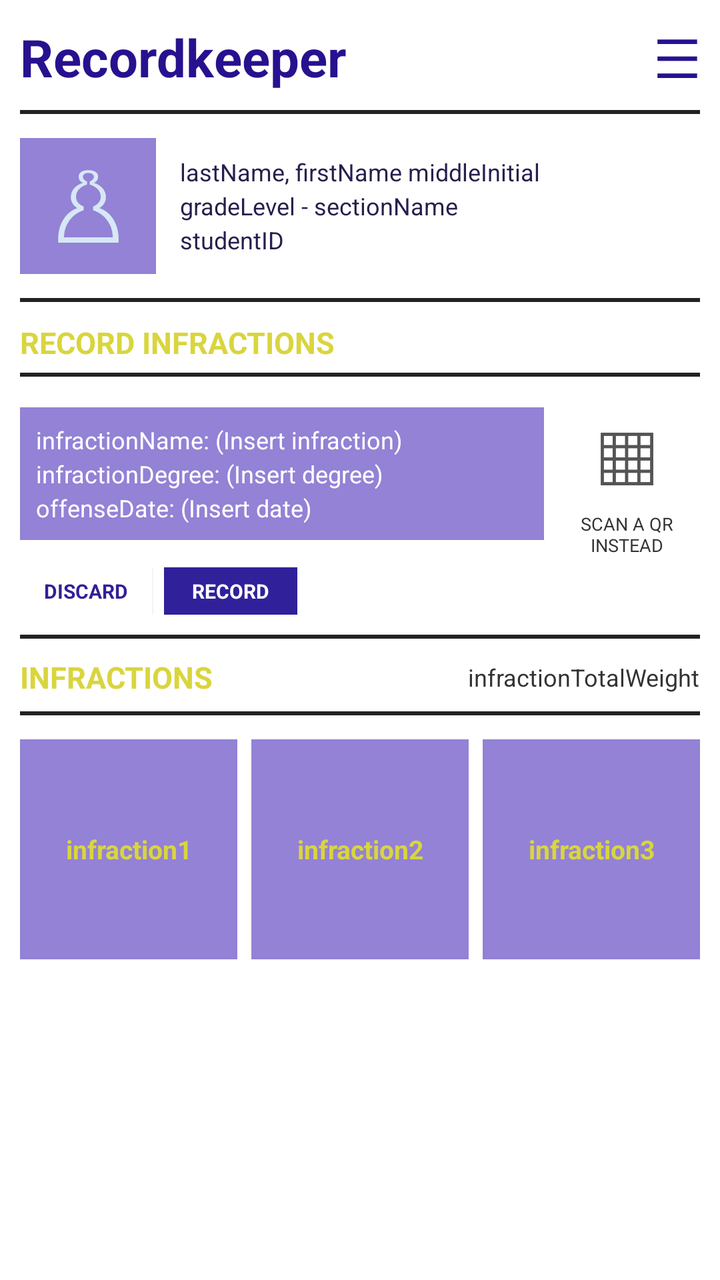
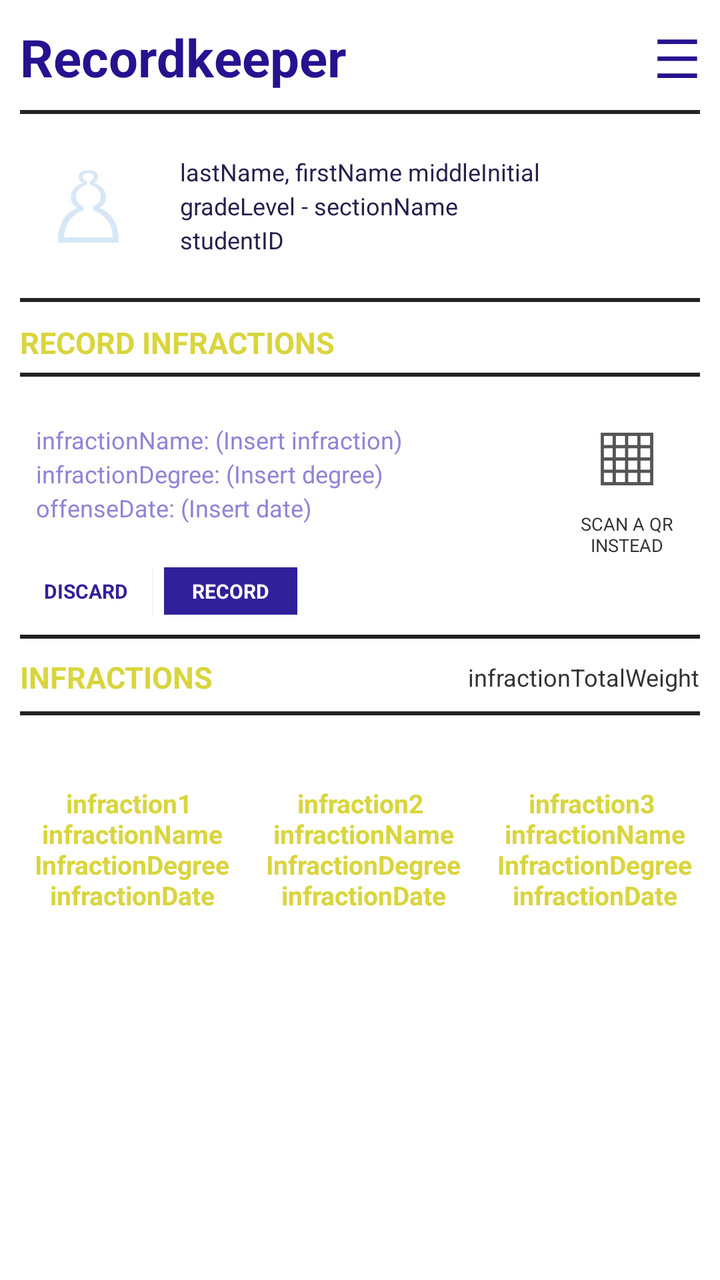

An Android layout rendered at two revisions. The XML below is the earlier revision; the diff shows what the commit changed to produce the second picture.
<!-- AndroidManifest.xml: application theme Theme.RK -->
<!-- res/layout/activity_main.xml -->
<?xml version="1.0" encoding="utf-8"?>
<ScrollView xmlns:android="http://schemas.android.com/apk/res/android"
    android:layout_width="match_parent"
    android:layout_height="match_parent"
    android:background="#FFFFFF"
    android:fillViewport="true">

    <LinearLayout
        android:layout_width="match_parent"
        android:layout_height="wrap_content"
        android:orientation="vertical"
        android:padding="10dp">

        
        <LinearLayout
            android:layout_width="match_parent"
            android:layout_height="wrap_content"
            android:gravity="center_vertical"
            android:orientation="horizontal"
            android:paddingBottom="8dp">

            <TextView
                android:layout_width="0dp"
                android:layout_height="wrap_content"
                android:layout_weight="1"
                android:text="Recordkeeper"
                android:textColor="#28118F"
                android:textSize="26sp"
                android:textStyle="bold" />

            <TextView
                android:layout_width="wrap_content"
                android:layout_height="wrap_content"
                android:text="☰"
                android:textColor="#28118F"
                android:textSize="27sp" />
        </LinearLayout>

        <View
            android:layout_width="match_parent"
            android:layout_height="2dp"
            android:background="#222222" />

        
        <LinearLayout
            android:layout_width="match_parent"
            android:layout_height="wrap_content"
            android:gravity="center_vertical"
            android:orientation="horizontal"
            android:paddingTop="12dp"
            android:paddingBottom="12dp">

            <TextView
                android:layout_width="68dp"
                android:layout_height="68dp"
                android:background="#9382D5"
                android:gravity="center"
                android:text="♙"
                android:textColor="#D7E7F5"
                android:textSize="48sp" />

            <TextView
                android:layout_width="0dp"
                android:layout_height="wrap_content"
                android:layout_weight="1"
                android:paddingStart="12dp"
                android:text="lastName, firstName middleInitial&#10;gradeLevel - sectionName&#10;studentID"
                android:textColor="#25204D"
                android:textSize="12sp"
                android:lineSpacingExtra="3dp" />
        </LinearLayout>

        <View
            android:layout_width="match_parent"
            android:layout_height="2dp"
            android:background="#222222" />

        
        <TextView
            android:layout_width="match_parent"
            android:layout_height="wrap_content"
            android:paddingTop="10dp"
            android:paddingBottom="5dp"
            android:text="RECORD INFRACTIONS"
            android:textColor="#D9D53E"
            android:textSize="15sp"
            android:textStyle="bold" />

        <View
            android:layout_width="match_parent"
            android:layout_height="2dp"
            android:background="#222222" />

        
        <LinearLayout
            android:layout_width="match_parent"
            android:layout_height="wrap_content"
            android:gravity="center_vertical"
            android:orientation="horizontal"
            android:paddingTop="7dp">

            <TextView
                android:layout_width="0dp"
                android:layout_height="wrap_content"
                android:layout_weight="1"
                android:background="#9382D5"
                android:padding="8dp"
                android:text="infractionName: (Insert infraction)&#10;infractionDegree: (Insert degree)&#10;offenseDate: (Insert date)"
                android:textColor="#FFFFFF"
                android:textSize="12sp"
                android:lineSpacingExtra="3dp" />

            <LinearLayout
                android:layout_width="78dp"
                android:layout_height="wrap_content"
                android:gravity="center"
                android:orientation="vertical"
                android:paddingStart="5dp">

                <TextView
                    android:layout_width="wrap_content"
                    android:layout_height="wrap_content"
                    android:gravity="center"
                    android:text="▦"
                    android:textColor="#555555"
                    android:textSize="44sp" />

                <TextView
                    android:layout_width="wrap_content"
                    android:layout_height="wrap_content"
                    android:gravity="center"
                    android:text="SCAN A QR&#10;INSTEAD"
                    android:textColor="#333333"
                    android:textSize="9sp" />
            </LinearLayout>
        </LinearLayout>

        
        <LinearLayout
            android:layout_width="match_parent"
            android:layout_height="wrap_content"
            android:orientation="horizontal"
            android:paddingTop="5dp"
            android:paddingBottom="10dp">

            <TextView
                android:layout_width="wrap_content"
                android:layout_height="wrap_content"
                android:background="#FFFFFF"
                android:paddingHorizontal="12dp"
                android:paddingVertical="5dp"
                android:text="DISCARD"
                android:textColor="#30209A"
                android:textSize="10sp"
                android:textStyle="bold"
                android:elevation="1dp" />

            <TextView
                android:layout_width="wrap_content"
                android:layout_height="wrap_content"
                android:layout_marginStart="6dp"
                android:background="#30209A"
                android:paddingHorizontal="14dp"
                android:paddingVertical="5dp"
                android:text="RECORD"
                android:textColor="#FFFFFF"
                android:textSize="10sp"
                android:textStyle="bold" />
        </LinearLayout>

        
        <View
            android:layout_width="match_parent"
            android:layout_height="2dp"
            android:background="#222222" />

        <LinearLayout
            android:layout_width="match_parent"
            android:layout_height="wrap_content"
            android:gravity="center_vertical"
            android:orientation="horizontal"
            android:paddingTop="9dp"
            android:paddingBottom="7dp">

            <TextView
                android:layout_width="0dp"
                android:layout_height="wrap_content"
                android:layout_weight="1"
                android:text="INFRACTIONS"
                android:textColor="#D9D53E"
                android:textSize="15sp"
                android:textStyle="bold" />

            <TextView
                android:layout_width="wrap_content"
                android:layout_height="wrap_content"
                android:text="infractionTotalWeight"
                android:textColor="#333333"
                android:textSize="12sp" />
        </LinearLayout>

        <View
            android:layout_width="match_parent"
            android:layout_height="2dp"
            android:background="#222222" />

        
        <LinearLayout
            android:layout_width="match_parent"
            android:layout_height="wrap_content"
            android:orientation="horizontal"
            android:paddingTop="12dp">

            <TextView
                android:layout_width="0dp"
                android:layout_height="110dp"
                android:layout_weight="1"
                android:layout_marginEnd="4dp"
                android:background="#9382D5"
                android:gravity="center"
                android:text="infraction1"
                android:textColor="#D9D53E"
                android:textSize="13sp"
                android:textStyle="bold" />

            <TextView
                android:layout_width="0dp"
                android:layout_height="110dp"
                android:layout_weight="1"
                android:layout_marginHorizontal="3dp"
                android:background="#9382D5"
                android:gravity="center"
                android:text="infraction2"
                android:textColor="#D9D53E"
                android:textSize="13sp"
                android:textStyle="bold" />

            <TextView
                android:layout_width="0dp"
                android:layout_height="110dp"
                android:layout_weight="1"
                android:layout_marginStart="4dp"
                android:background="#9382D5"
                android:gravity="center"
                android:text="infraction3"
                android:textColor="#D9D53E"
                android:textSize="13sp"
                android:textStyle="bold" />
        </LinearLayout>

    </LinearLayout>
</ScrollView>
<!-- resources referenced by this layout -->
<resources>
  <style name="Theme.RK" parent="Theme.MaterialComponents.DayNight.DarkActionBar">
          
          <item name="colorPrimary">@color/purple_500</item>
          <item name="colorPrimaryVariant">@color/purple_700</item>
          <item name="colorOnPrimary">@color/white</item>
          
          <item name="colorSecondary">@color/teal_200</item>
          <item name="colorSecondaryVariant">@color/teal_700</item>
          <item name="colorOnSecondary">@color/black</item>
          
          <item name="android:statusBarColor">?attr/colorPrimaryVariant</item>
          
      </style>
  <color name="purple_500">#FF6200EE</color>
  <color name="purple_700">#FF3700B3</color>
  <color name="white">#FFFFFFFF</color>
  <color name="teal_200">#FF03DAC5</color>
  <color name="teal_700">#FF018786</color>
  <color name="black">#FF000000</color>
</resources>

<!-- the commit's change to res/layout/activity_main.xml (unified diff, before → after) -->
@@ -53,7 +53,6 @@
             <TextView
                 android:layout_width="68dp"
                 android:layout_height="68dp"
-                android:background="#9382D5"
                 android:gravity="center"
                 android:text="♙"
                 android:textColor="#D7E7F5"
@@ -103,12 +102,11 @@
                 android:layout_width="0dp"
                 android:layout_height="wrap_content"
                 android:layout_weight="1"
-                android:background="#9382D5"
+                android:lineSpacingExtra="3dp"
                 android:padding="8dp"
                 android:text="infractionName: (Insert infraction)&#10;infractionDegree: (Insert degree)&#10;offenseDate: (Insert date)"
-                android:textColor="#FFFFFF"
-                android:textSize="12sp"
-                android:lineSpacingExtra="3dp" />
+                android:textColor="#9382D5"
+                android:textSize="12sp" />
 
             <LinearLayout
                 android:layout_width="78dp"
@@ -214,11 +212,10 @@
             <TextView
                 android:layout_width="0dp"
                 android:layout_height="110dp"
-                android:layout_weight="1"
                 android:layout_marginEnd="4dp"
-                android:background="#9382D5"
-                android:gravity="center"
-                android:text="infraction1"
+                android:layout_weight="1"
+                android:gravity="center"
+                android:text="infraction1\n infractionName\n InfractionDegree\n infractionDate"
                 android:textColor="#D9D53E"
                 android:textSize="13sp"
                 android:textStyle="bold" />
@@ -226,11 +223,10 @@
             <TextView
                 android:layout_width="0dp"
                 android:layout_height="110dp"
-                android:layout_weight="1"
                 android:layout_marginHorizontal="3dp"
-                android:background="#9382D5"
-                android:gravity="center"
-                android:text="infraction2"
+                android:layout_weight="1"
+                android:gravity="center"
+                android:text="infraction2\n infractionName\n InfractionDegree\n infractionDate"
                 android:textColor="#D9D53E"
                 android:textSize="13sp"
                 android:textStyle="bold" />
@@ -238,11 +234,10 @@
             <TextView
                 android:layout_width="0dp"
                 android:layout_height="110dp"
-                android:layout_weight="1"
                 android:layout_marginStart="4dp"
-                android:background="#9382D5"
-                android:gravity="center"
-                android:text="infraction3"
+                android:layout_weight="1"
+                android:gravity="center"
+                android:text="infraction3\n infractionName\n InfractionDegree\n infractionDate"
                 android:textColor="#D9D53E"
                 android:textSize="13sp"
                 android:textStyle="bold" />
